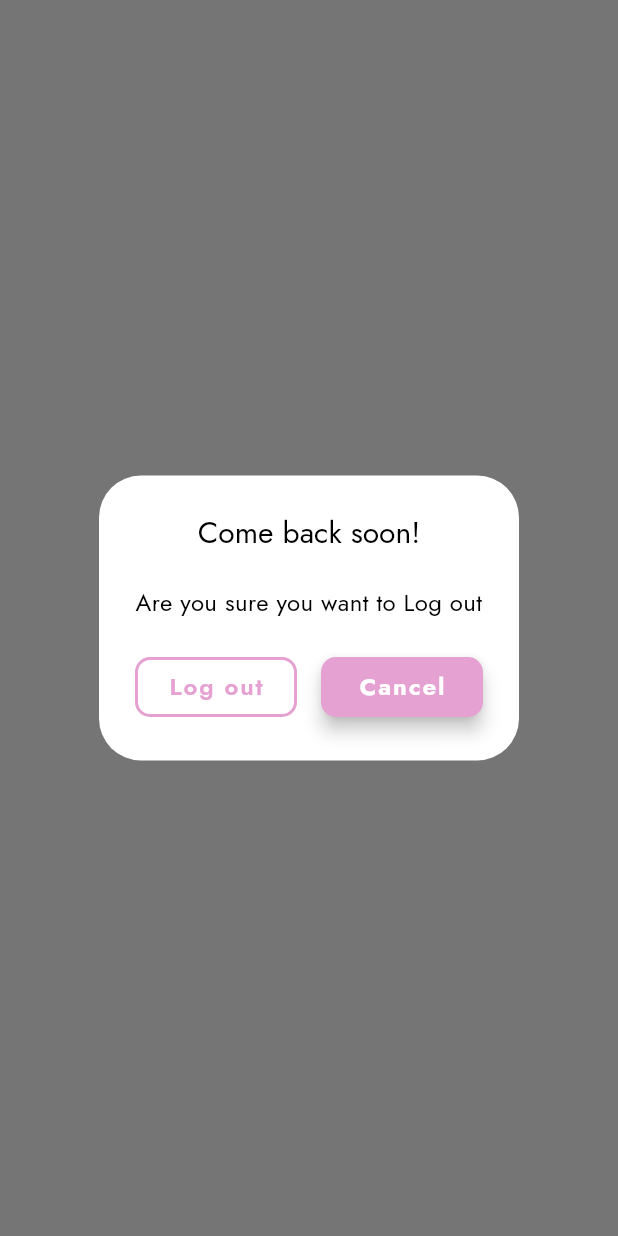
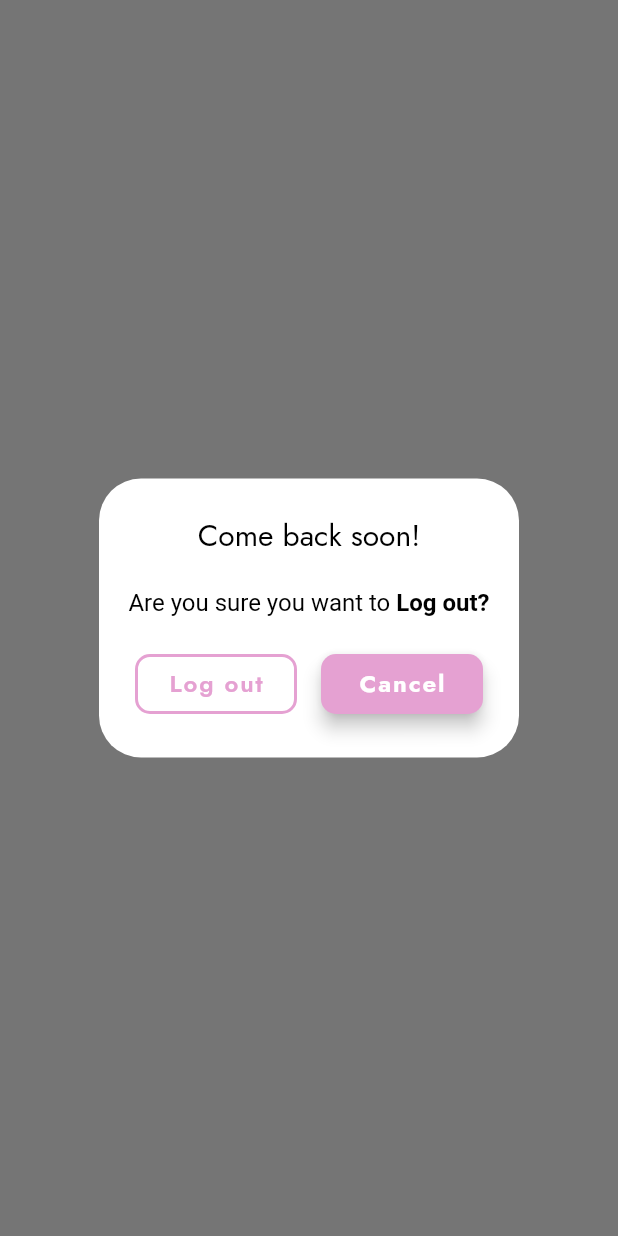
Before and after one commit to Ramanprimotech/Humble-Warrior, a Flutter app: what logoutDialog() shows on an empty page, opened directly with empty values, on a phone screen of 412 x 824 dp. Run offline on Flutter 3.47's test engine with Material 2 defaults, Android fonts, the phone set to English and light mode, and no system bars; our stand-ins replace cached_network_image, connectivity_plus, dotted_border, firebase_auth, firebase_core, firebase_messaging and 15 more; missing offline and left inert: authentication, flutter_facebook_auth, flutter_overlay_loader; accounts and stored records are empty; network calls fail; statements that could not run were skipped.

Commit message:
logout dialog

```diff
--- a/lib/utils/app_strings.dart
+++ b/lib/utils/app_strings.dart
@@ -5,7 +5,8 @@ class AppStrings {
   static const String er500 = "Internal Server Error : Error 500";
   static const String errDefault = "Something went wrong";
   static const String logoutTitleText = "Come back soon!";
-  static const String logoutSubText = "Are you sure you want to Log out";
+  static const String logoutSubText = "Are you sure you want to";
+  static const String logoutText = "Log out?";
   static const String lorem =
       "Lorem Ipsum is simply dummy text of the printing and typesetting industry. Lorem Ipsum has been the industry's standard dummy text ever since the 1500s, when an unknown printer took a galley of type and scrambled it to make a type specimen book. It has survived not only five centuries, but also the leap into electronic typesetting, remaining essentially unchanged. It was popularised in the 1960s with the release of Letraset sheets containing Lorem Ipsum passages, and more recently with desktop publishing software like Aldus PageMaker including versions of Lorem Ipsum.";
 }
--- a/lib/utils/helpers/dialog_helper.dart
+++ b/lib/utils/helpers/dialog_helper.dart
@@ -275,9 +275,13 @@ abstract class DialogHelper {
             color: dialogueThemeExtention.textColor,
             textAlign: TextAlign.center,
             fontSize: 20),
-        content: const AppText(
-          AppStrings.logoutSubText,
+        content:  RichText(
           textAlign: TextAlign.center,
+          text: TextSpan(
+              children: [
+          TextSpan(text: "${AppStrings.logoutSubText} ",style: TextStyle(fontSize: 16, color: Theme.of(context).textTheme.displaySmall!.color!)),
+          TextSpan(text: AppStrings.logoutText,style: TextStyle(fontSize: 16, color: Theme.of(context).textTheme.displaySmall!.color!, fontWeight: FontWeight.bold)),
+        ]),
         ),
         actions: [
           SizedBox(
```
